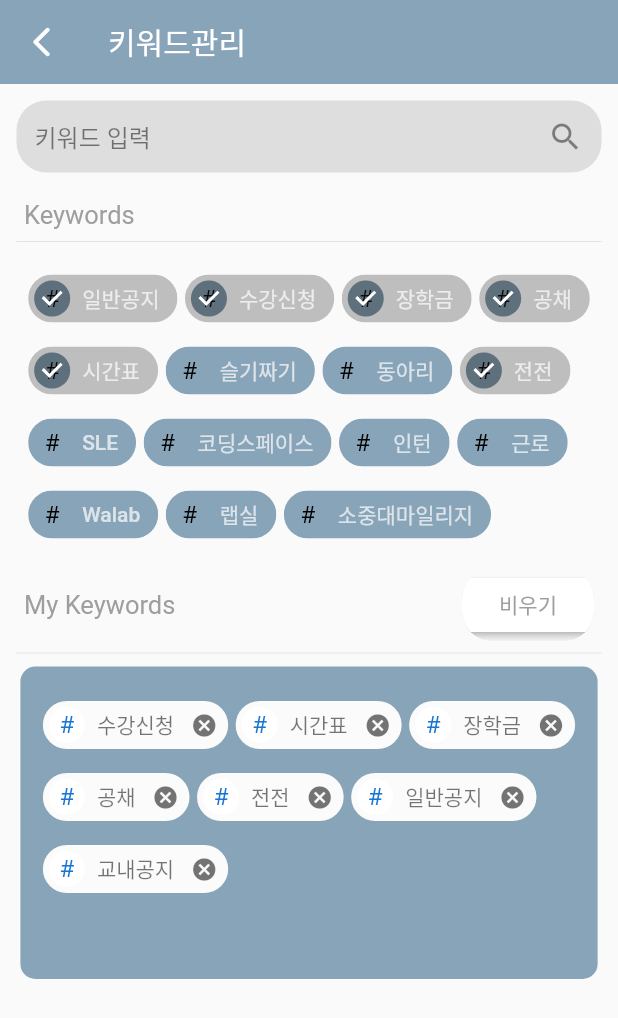
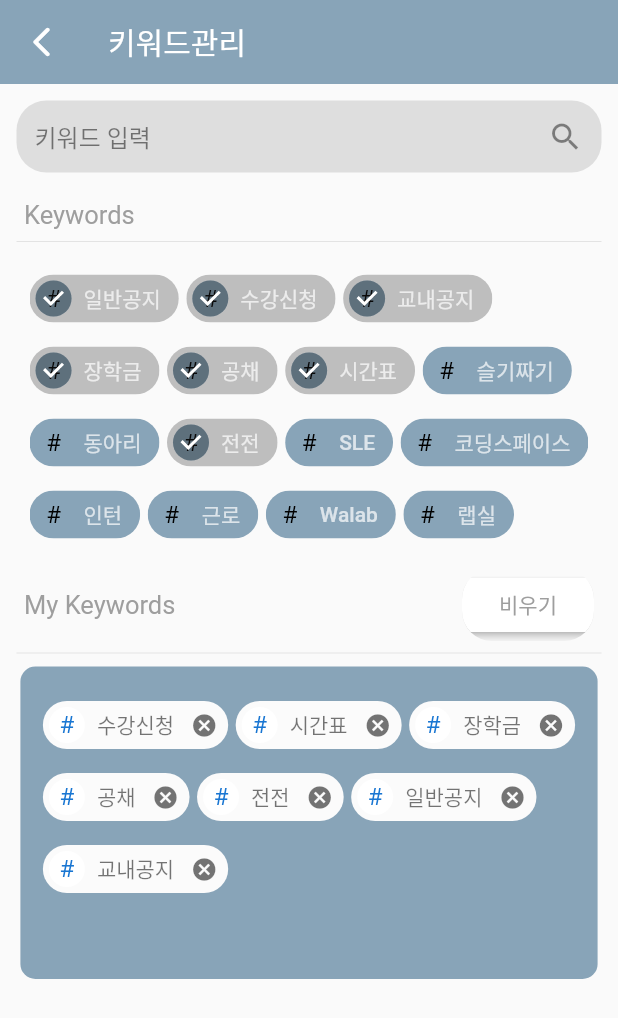
Before and after one commit to zixxin/Semicolon, a Flutter app: the KeyWord screen opened by its route, on a phone screen of 412 x 824 dp. Shown: the top 1018 px of the screen. Run offline on Flutter 3.47's test engine with Material 2 defaults, Android fonts, the phone set to English and light mode, and no system bars; our stand-ins replace awesome_notifications, firebase_auth, firebase_core, flutter_screenutil, flutter_signin_button, flutter_slidable and 3 more; accounts and stored records are empty; Roboto replaces fonts that are missing (main).

Commit message:
키워드 추가

```diff
--- a/ohyeahthat/lib/data/data.dart
+++ b/ohyeahthat/lib/data/data.dart
@@ -4,6 +4,7 @@
 final concerns = [
   {'label': '일반공지', 'color': Colors.teal},
   {'label': '수강신청', 'color': Colors.teal},
+  {'label': '교내공지', 'color': Colors.teal},
   {'label': '장학금', 'color': Colors.teal},
   {'label': '공채', 'color': Colors.teal},
   {'label': '시간표', 'color': Colors.teal},
```
